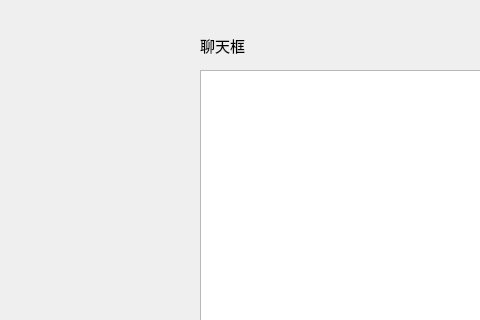
Qt form mainwindow.ui (jammgit/Chat) before a commit; both pictures show x 190 to 670 and y 0 to 320 of the 1006 by 632 pixel window.
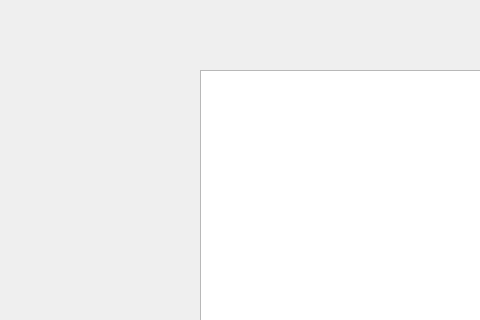
The same form after that commit. Icons and pictures are not drawn. Custom widgets are drawn as their Qt base class.

The edit to the form file:
```diff
--- a/mainwindow.ui
+++ b/mainwindow.ui
@@ -143,7 +143,7 @@
      </font>
     </property>
     <property name="text">
-     <string>聊天框</string>
+     <string/>
     </property>
    </widget>
    <widget class="QPushButton" name="BTN_SESSION_CLOSE">
```
